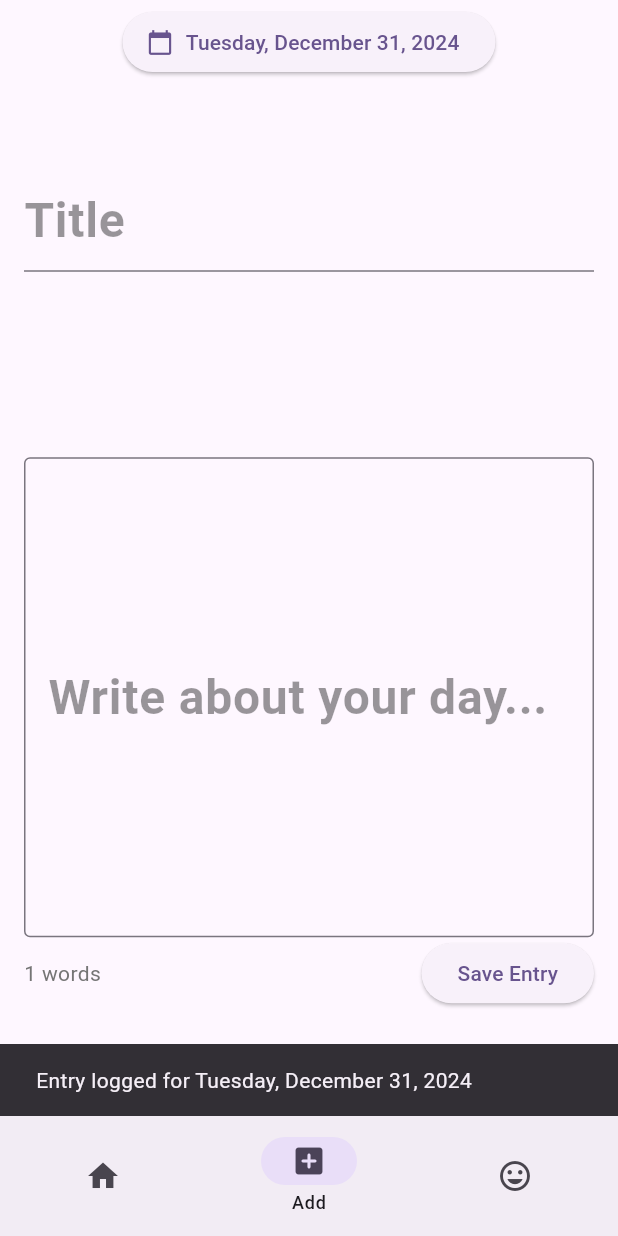
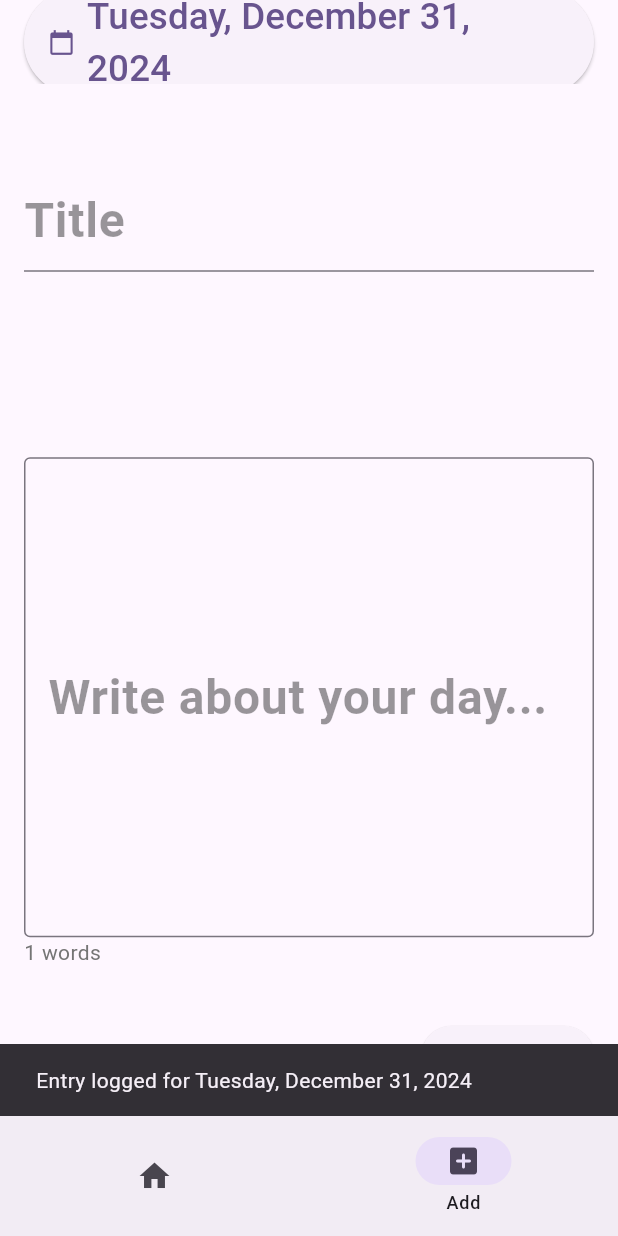
Before and after one commit to AlliedLens/diaryApp, a Flutter app: the screen it shows after launch, item 2 of the bottom bar chosen, after a tap on "Save Entry", on a phone screen of 412 x 824 dp. Run offline on Flutter 3.47's test engine with Material 3 defaults, Android fonts, the phone set to English and light mode, and no system bars; network calls fail.

Commit message:
added helpful comments, did some text formatting

```diff
--- a/ui/lib/main.dart
+++ b/ui/lib/main.dart
@@ -56,7 +56,7 @@ class _MainState extends State<Main> {
         destinations: const<Widget>[
           NavigationDestination(icon: Icon(Icons.home), label: 'Home'),
           NavigationDestination(icon: Icon(Icons.add_box_rounded), label: 'Add'),
-          NavigationDestination(icon: Icon(Icons.mood), label: 'Moods'),
+          // NavigationDestination(icon: Icon(Icons.mood), label: 'Moods'),
         ]
       ),
     );
@@ -78,8 +78,6 @@ class Body extends StatelessWidget {
         return const HomePage();
       case 1:
         return const Newentrypage();
-      case 2:
-        return MoodsPage();
       default:
         return const Center(child: Text('Unknown Page'));
     }
--- a/ui/lib/pages/homepage.dart
+++ b/ui/lib/pages/homepage.dart
@@ -84,8 +84,10 @@ class _HomePageState extends State<HomePage> {
       appBar: AppBar(
         title: Center(child:
           Text(
-            DateFormat('MMM, y').format(currDate)
-          )
+            DateFormat('MMM, y').format(currDate),
+            style: const TextStyle(fontWeight: FontWeight.w800),
+            textScaler: const TextScaler.linear(1.75),
+          ),
         ),
 
         leading: IconButton(
--- a/ui/lib/pages/newentrypage.dart
+++ b/ui/lib/pages/newentrypage.dart
@@ -85,7 +85,8 @@ class _NewentrypageState extends State<Newentrypage> {
             onPressed: () => datePicker(context),
             icon: const Icon(Icons.calendar_today),
             label: Text(
-              _selectedDate == null ? 'No date selected' : DateFormat.yMMMMEEEEd().format(_selectedDate ?? DateTime.now())
+              _selectedDate == null ? 'No date selected' : DateFormat.yMMMMEEEEd().format(_selectedDate ?? DateTime.now()),
+              textScaler: const TextScaler.linear(1.75),
             ),
           ),
         ),
@@ -134,19 +135,18 @@ class _NewentrypageState extends State<Newentrypage> {
                     fontSize: 14,
                   ),
                 ),
-                ElevatedButton(
-                  onPressed: () => logEntry(context),
-                  child: const Text("Save Entry"),
-                ),
               ],
             ),
 
 
           ],
         )
-      )
+      ),
 
-
+      floatingActionButton: ElevatedButton(
+        onPressed: () => logEntry(context),
+        child: const Text("Save Entry"),
+      ),
 
     );
 
--- a/ui/lib/widgets/diary_entry_card.dart
+++ b/ui/lib/widgets/diary_entry_card.dart
@@ -45,6 +45,8 @@ class _DiaryentrycardState extends State<Diaryentrycard> {
                   widget.title,
                   maxLines: 1,
                   overflow: TextOverflow.ellipsis,
+                  textScaler: const TextScaler.linear(1.20),
+                  style: const TextStyle(fontWeight: FontWeight.w600),
                 ),
                 subtitle: Text(
                   widget.entry,
--- a/ui/lib/widgets/divider_with_text.dart
+++ b/ui/lib/widgets/divider_with_text.dart
@@ -14,7 +14,11 @@ class DividerWithText extends StatelessWidget{
     return
       Row(children: [
           const Expanded(child: Divider()),
-          Text(subtitle),
+          Text(
+            subtitle,
+            textScaler: const TextScaler.linear(0.75),
+            style: const TextStyle(fontStyle: FontStyle.italic),
+          ),
           const Expanded(child: Divider())
         ]
     );
```
Also changed, not shown: 1 other file.
